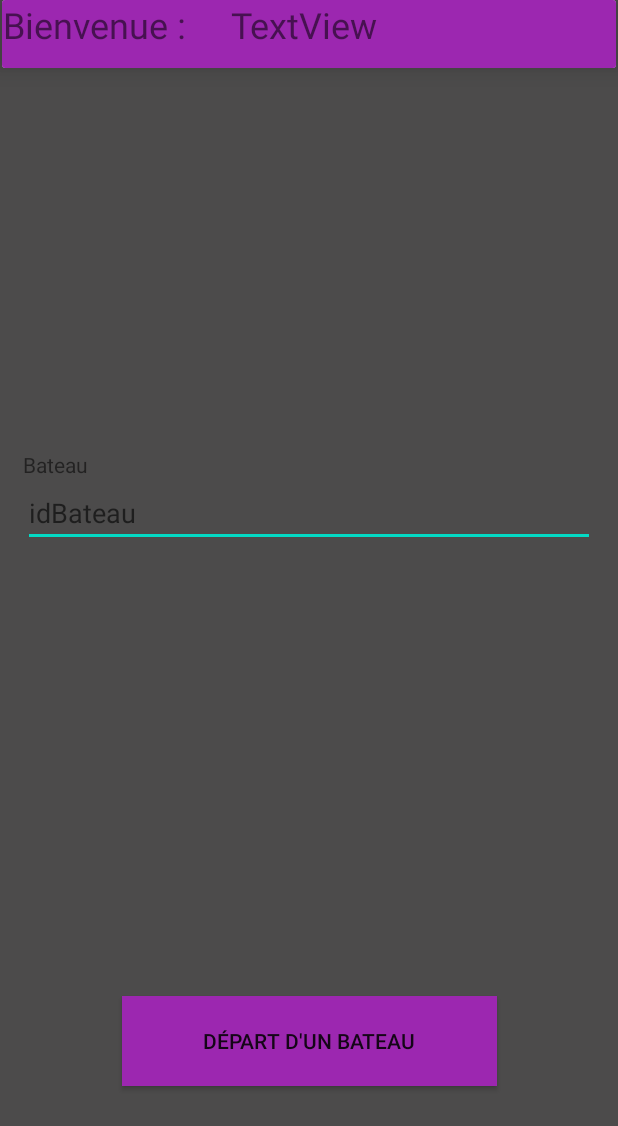
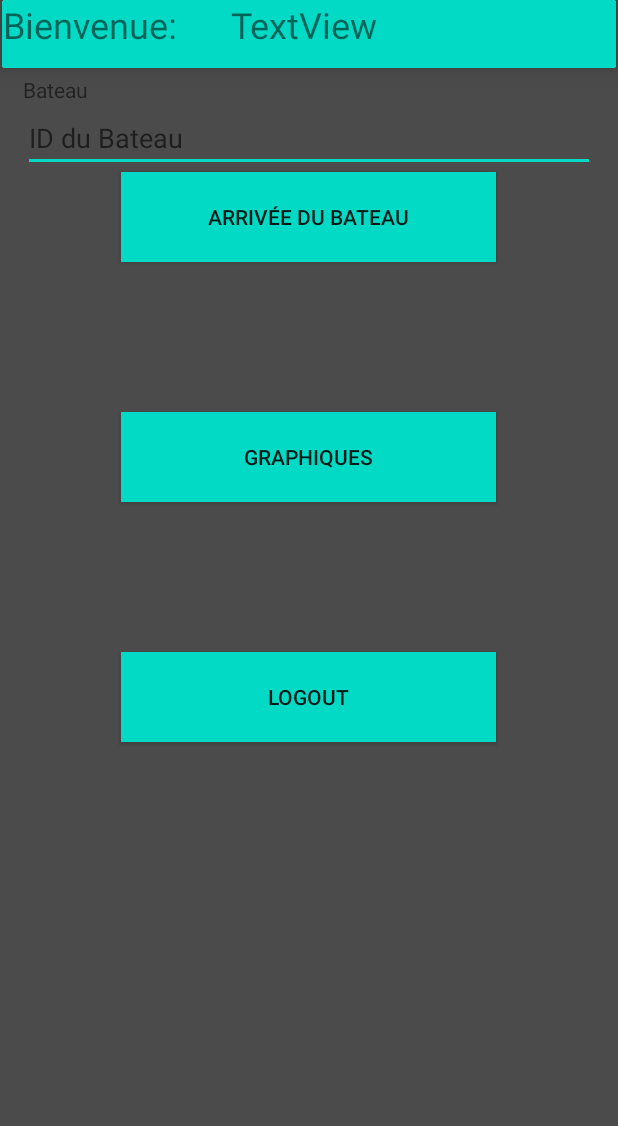
Before and after one commit to HendrickSamuel/E-Commerce-2020-2021, an Android app: the AccueilActivity screen opened directly, with no data from a screen before it, on a phone screen of 412 x 824 dp. Shown: the top 1126 px of the screen. Run offline under Robolectric (Android 15) with nearby library versions, the phone set to English and light mode, and no system bars.

Commit message:
Adding internationalisation

```diff
--- a/DockersApplication/app/src/main/java/com/application/dockers/MainActivity.java
+++ b/DockersApplication/app/src/main/java/com/application/dockers/MainActivity.java
@@ -52,6 +52,7 @@ public class MainActivity extends AppCompatActivity {
                                 Intent intent = new Intent(MainActivity.this, AccueilActivity.class);
                                 intent.putExtra("user",((EditText)MainActivity.this.findViewById(R.id.login_username)).getText());
                                 startActivity(intent);
+                                finish(); //ou empecher dans le manifest ?
                             }
                             else
                             {
--- a/DockersApplication/app/src/main/res/layout/activity_accueil.xml
+++ b/DockersApplication/app/src/main/res/layout/activity_accueil.xml
@@ -4,7 +4,7 @@
     xmlns:tools="http://schemas.android.com/tools"
     android:layout_width="match_parent"
     android:layout_height="match_parent"
-    android:background="#4C4B4B"
+    android:background="@color/colorBackground"
     tools:context=".AccueilActivity">
 
     <androidx.cardview.widget.CardView
@@ -13,7 +13,6 @@
         android:layout_height="45dp"
         android:layout_marginStart="1dp"
         android:layout_marginEnd="1dp"
-        android:background="#9C27B0"
         app:cardElevation="10dp"
         app:layout_constraintEnd_toEndOf="parent"
         app:layout_constraintStart_toStartOf="parent"
@@ -22,7 +21,7 @@
         <RelativeLayout
             android:layout_width="match_parent"
             android:layout_height="match_parent"
-            android:background="#9C27B0">
+            android:background="@color/colorAccent">
 
             <TextView
                 android:id="@+id/accueil_username"
@@ -38,7 +37,7 @@
                 android:id="@+id/textView"
                 android:layout_width="wrap_content"
                 android:layout_height="match_parent"
-                android:text="Bienvenue : "
+                android:text="@string/Welcome_text"
                 android:textAlignment="center"
                 android:textSize="24sp" />
 
@@ -48,9 +47,9 @@
     <LinearLayout
         android:id="@+id/linearLayout"
         android:layout_width="match_parent"
-        android:layout_height="match_parent"
+        android:layout_height="wrap_content"
         android:layout_marginStart="15dp"
-        android:layout_marginTop="300dp"
+        android:layout_marginTop="50dp"
         android:layout_marginEnd="15dp"
         android:orientation="vertical"
         app:layout_constraintEnd_toEndOf="parent"
@@ -61,28 +60,59 @@
             android:id="@+id/textView7"
             android:layout_width="match_parent"
             android:layout_height="wrap_content"
-            android:text="Bateau" />
+            android:text="@string/boat" />
 
         <EditText
             android:id="@+id/input_boat_id"
             android:layout_width="match_parent"
             android:layout_height="wrap_content"
             android:ems="10"
-            android:hint="idBateau"
+            android:hint="@string/id_boat"
             android:inputType="textPersonName" />
-    </LinearLayout>
 
         <Button
             android:id="@+id/boat_arrived_button"
             android:layout_width="250dp"
             android:layout_height="60dp"
+            android:layout_gravity="center"
             android:layout_marginBottom="100dp"
-        android:background="#9C27B0"
+            android:background="@color/colorAccent"
             android:focusable="false"
-        android:text="Départ d'un bateau"
+            android:text="@string/boat_Arrived"
             app:layout_constraintBottom_toBottomOf="@+id/linearLayout"
             app:layout_constraintEnd_toEndOf="parent"
             app:layout_constraintHorizontal_bias="0.5"
             app:layout_constraintStart_toStartOf="parent" />
 
+        <Button
+            android:id="@+id/graphics_button"
+            android:layout_width="250dp"
+            android:layout_height="60dp"
+            android:layout_gravity="center"
+            android:layout_marginBottom="100dp"
+            android:background="@color/colorAccent"
+            android:focusable="false"
+            android:text="graphiques"
+            app:layout_constraintBottom_toBottomOf="@+id/linearLayout"
+            app:layout_constraintEnd_toEndOf="parent"
+            app:layout_constraintHorizontal_bias="0.5"
+            app:layout_constraintStart_toStartOf="parent" />
+
+        <Button
+            android:id="@+id/logout_button"
+            android:layout_width="250dp"
+            android:layout_height="60dp"
+            android:layout_gravity="center"
+            android:layout_marginBottom="100dp"
+            android:background="@color/colorAccent"
+            android:focusable="false"
+            android:text="LOGOUT"
+            app:layout_constraintBottom_toBottomOf="@+id/linearLayout"
+            app:layout_constraintEnd_toEndOf="parent"
+            app:layout_constraintHorizontal_bias="0.5"
+            app:layout_constraintStart_toStartOf="parent" />
+    </LinearLayout>
+
+
+
 </androidx.constraintlayout.widget.ConstraintLayout>
--- a/DockersApplication/app/src/main/res/values/colors.xml
+++ b/DockersApplication/app/src/main/res/values/colors.xml
@@ -3,4 +3,7 @@
     <color name="colorPrimary">#6200EE</color>
     <color name="colorPrimaryDark">#000000</color>
     <color name="colorAccent">#03DAC5</color>
+
+    <color name="colorBackground">#4C4B4B</color>
+
 </resources>
--- a/DockersApplication/app/src/main/res/values/strings.xml
+++ b/DockersApplication/app/src/main/res/values/strings.xml
@@ -1,3 +1,15 @@
 <resources>
     <string name="app_name">DockersApplication</string>
+    <string name="login_user_hint">Nom</string>
+    <string name="login_pwd_hint">Mot de passe</string>
+    <string name="login_button_hint">Se connecter</string>
+
+    <string name="boat_Arrived">Arrivée du bateau</string>
+    <string name="boat">Bateau</string>
+    <string name="id_boat">ID du Bateau</string>
+    <string name="Welcome_text">Bienvenue: </string>
+
+    <string name="load">Chargement</string>
+    <string name="unload">Déchargement</string>
+    <string name="boat_Left">Départ du bateau</string>
 </resources>
```
Also changed, not shown: DockersApplication/app/src/main/java/com/application/dockers/LoadActivity.java (+47 -0 lines), DockersApplication/app/src/main/res/layout/activity_boat_selected.xml (+9 -8 lines), DockersApplication/app/src/main/res/layout/activity_load.xml (+13 -15 lines), DockersApplication/app/src/main/res/layout/activity_main.xml (+5 -5 lines), DockersApplication/app/src/main/res/layout/activity_unload.xml (+12 -14 lines), 3 other files. Lines whose indentation alone changed are shown as unchanged.
